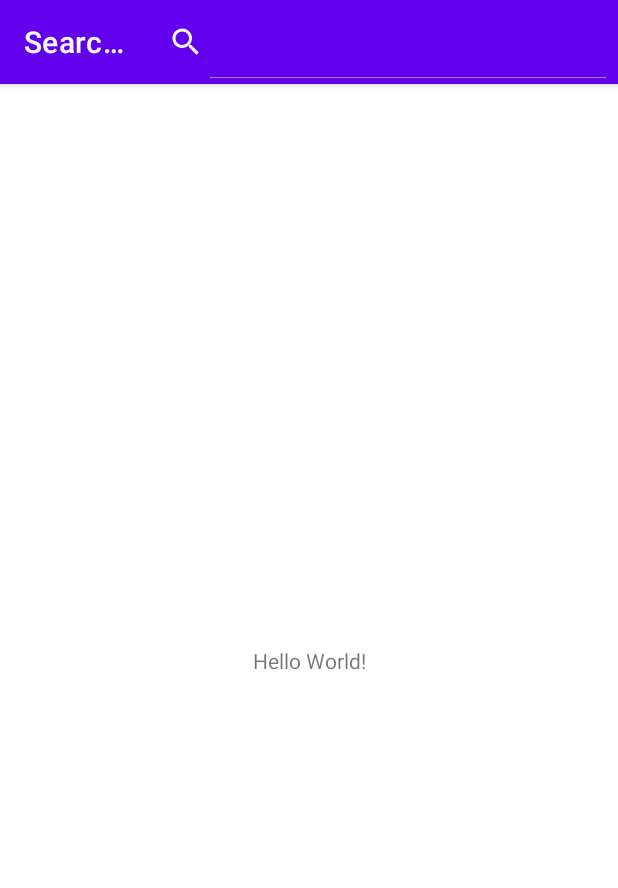
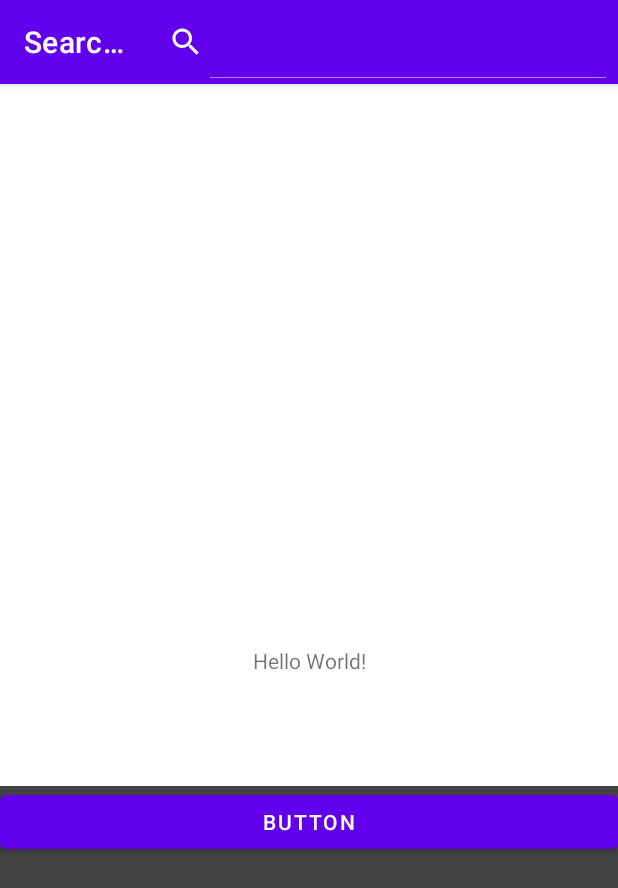
Before and after one commit to duycm83/SearchViewSample, an Android app: the screen it shows after launch (MainActivity), on a phone screen of 412 x 824 dp. Shown: the top 888 px of the screen. Run offline under Robolectric (Android 15) with nearby library versions, the phone set to English and light mode, and no system bars.

```diff
--- /dev/null
+++ b/app/src/main/java/com/example/searchviewsample/BackdropFragment.java
@@ -0,0 +1,62 @@
+package com.example.searchviewsample;
+
+import android.content.Context;
+import android.os.Bundle;
+import android.view.LayoutInflater;
+import android.view.View;
+import android.view.ViewGroup;
+
+import androidx.annotation.NonNull;
+import androidx.annotation.Nullable;
+import androidx.coordinatorlayout.widget.CoordinatorLayout;
+import androidx.fragment.app.Fragment;
+
+public class BackdropFragment extends Fragment {
+
+    private CoordinatorLayout coordinatorLayout;
+
+    @Override
+    public void onCreate(@Nullable Bundle savedInstanceState) {
+        super.onCreate(savedInstanceState);
+    }
+
+//    @Nullable
+//    @Override
+//    public View onCreateView(@NonNull LayoutInflater inflater, @Nullable ViewGroup container, @Nullable Bundle savedInstanceState) {
+//
+//        coordinatorLayout = (CoordinatorLayout)inflater.inflate(R.layout.fragment_hazards, container, false);
+//
+//        Context context = getContext();
+//
+//        if(context != null){
+//            setTitle(context.getString(R.string.title_hazards));
+//        }
+//
+//        filterIcon = coordinatorLayout.findViewById(R.id.filterIcon);
+//        LinearLayout contentLayout = coordinatorLayout.findViewById(R.id.contentLayout);
+//
+//        sheetBehavior = BottomSheetBehavior.from(contentLayout);
+//        sheetBehavior.setFitToContents(false);
+//        sheetBehavior.setHideable(false);//prevents the boottom sheet from completely hiding off the screen
+//        sheetBehavior.setState(BottomSheetBehavior.STATE_EXPANDED);//initially state to fully expanded
+//
+//        filterIcon.setOnClickListener(new View.OnClickListener() {
+//            @Override
+//            public void onClick(View v) {
+//                toggleFilters();
+//            }
+//        });
+//
+//
+//        return coordinatorLayout;
+//    }
+//
+//    private void toggleFilters(){
+//        if(sheetBehavior.getState() == BottomSheetBehavior.STATE_EXPANDED){
+//            sheetBehavior.setState(BottomSheetBehavior.STATE_HALF_EXPANDED);
+//        }
+//        else {
+//            sheetBehavior.setState(BottomSheetBehavior.STATE_EXPANDED);
+//        }
+//    }
+}
--- a/app/src/main/java/com/example/searchviewsample/MainActivity.java
+++ b/app/src/main/java/com/example/searchviewsample/MainActivity.java
@@ -10,24 +10,48 @@ import android.os.Bundle;
 import android.provider.BaseColumns;
 import android.view.Menu;
 import android.view.MenuInflater;
+import android.view.View;
+import android.view.animation.Animation;
+import android.view.animation.AnimationUtils;
 import android.widget.CursorAdapter;
+import android.widget.LinearLayout;
 import android.widget.SearchView;
 import android.widget.SimpleCursorAdapter;
+
+import com.google.android.material.snackbar.BaseTransientBottomBar;
+import com.google.android.material.snackbar.Snackbar;
 
 import java.util.ArrayList;
 
 public class MainActivity extends AppCompatActivity {
-//    private static final String[] SUGGESTIONS = {
-//            "Bauru", "Sao Paulo", "Rio de Janeiro",
-//            "Bahia", "Mato Grosso", "Minas Gerais",
-//            "Tocantins", "Rio Grande do Sul"
-//    };
     private ArrayList<Place> listPlaces;
     private SimpleCursorAdapter mAdapter;
     @Override
     protected void onCreate(Bundle savedInstanceState) {
         super.onCreate(savedInstanceState);
         setContentView(R.layout.activity_main);
+        LinearLayout linear_layout = findViewById(R.id.bottomLayout);
+        findViewById(R.id.tv_title).setOnClickListener(new View.OnClickListener() {
+            @Override
+            public void onClick(View v) {
+                //Snackbar.make(v,"clicked", BaseTransientBottomBar.LENGTH_LONG).show();
+                Animation slide_up = AnimationUtils.loadAnimation(getApplicationContext(),
+                        R.anim.slide_up);
+                linear_layout.setVisibility(View.VISIBLE);
+                linear_layout.setAnimation(slide_up);
+            }
+        });
+        findViewById(R.id.close).setOnClickListener(new View.OnClickListener() {
+            @Override
+            public void onClick(View v) {
+                //Load animation
+                Animation slide_down = AnimationUtils.loadAnimation(getApplicationContext(),
+                        R.anim.slide_down);
+                // Start animation
+                linear_layout.startAnimation(slide_down);
+                linear_layout.setVisibility(View.GONE);
+            }
+        });
         setupData();
         mAdapter = new SimpleCursorAdapter(this,
                 R.layout.item_layout,
--- /dev/null
+++ b/app/src/main/res/anim/slide_down.xml
@@ -0,0 +1,8 @@
+<?xml version="1.0" encoding="utf-8"?>
+<set xmlns:android="http://schemas.android.com/apk/res/android" >
+
+    <translate
+        android:duration="1000"
+        android:fromYDelta="0"
+        android:toYDelta="100%" />
+</set>
--- /dev/null
+++ b/app/src/main/res/anim/slide_up.xml
@@ -0,0 +1,8 @@
+<?xml version="1.0" encoding="utf-8"?>
+<set xmlns:android="http://schemas.android.com/apk/res/android" >
+
+    <translate
+        android:duration="1000"
+        android:fromYDelta="100%"
+        android:toYDelta="0" />
+</set>
--- a/app/src/main/res/layout/activity_main.xml
+++ b/app/src/main/res/layout/activity_main.xml
@@ -7,6 +7,7 @@
     tools:context=".MainActivity">
 
     <TextView
+        android:id="@+id/tv_title"
         android:layout_width="wrap_content"
         android:layout_height="wrap_content"
         android:text="Hello World!"
@@ -14,5 +15,18 @@
         app:layout_constraintLeft_toLeftOf="parent"
         app:layout_constraintRight_toRightOf="parent"
         app:layout_constraintTop_toTopOf="parent" />
+    <LinearLayout
+        android:id="@+id/bottomLayout"
+        android:layout_width="match_parent"
+        android:layout_height="300dp"
+        app:layout_constraintBottom_toBottomOf="parent"
+        android:background="@color/cardview_dark_background">
 
+        <Button
+            android:id="@+id/close"
+            android:layout_width="wrap_content"
+            android:layout_height="wrap_content"
+            android:layout_weight="1"
+            android:text="Button" />
+    </LinearLayout>
 </androidx.constraintlayout.widget.ConstraintLayout>
--- a/app/src/main/res/values/strings.xml
+++ b/app/src/main/res/values/strings.xml
@@ -1,4 +1,5 @@
 <resources>
     <string name="app_name">SearchViewSample</string>
     <string name="search_hint">hint</string>
+    <string name="title_hazards">hazards</string>
 </resources>
```
Also changed, not shown: 1 other file.
